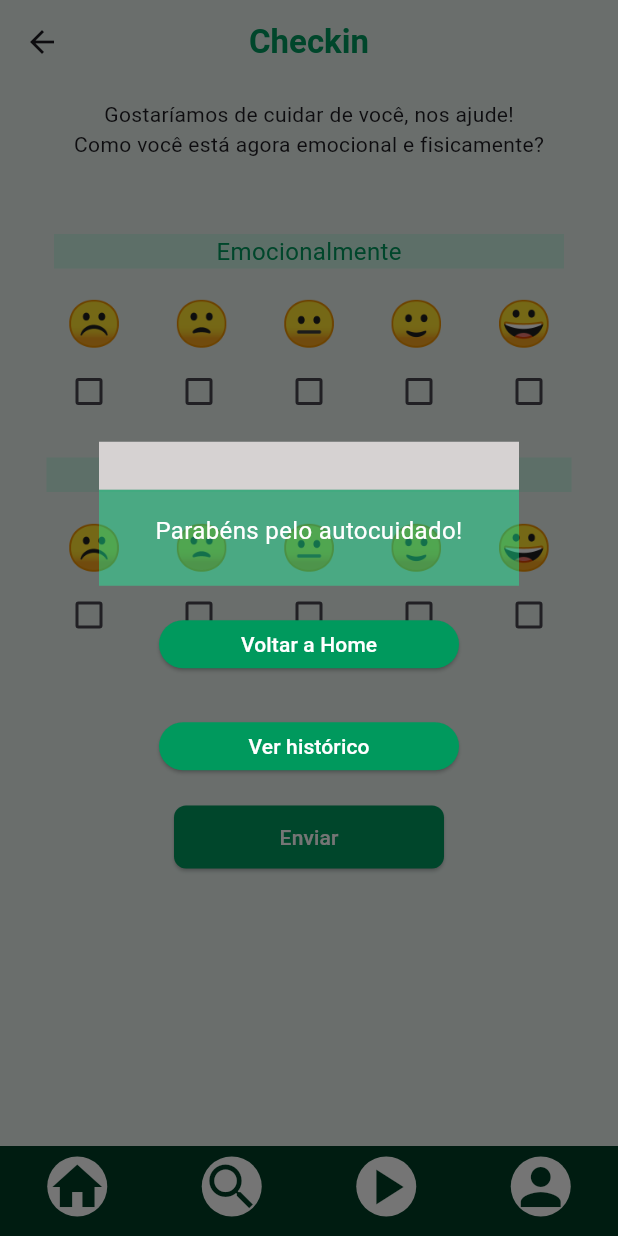
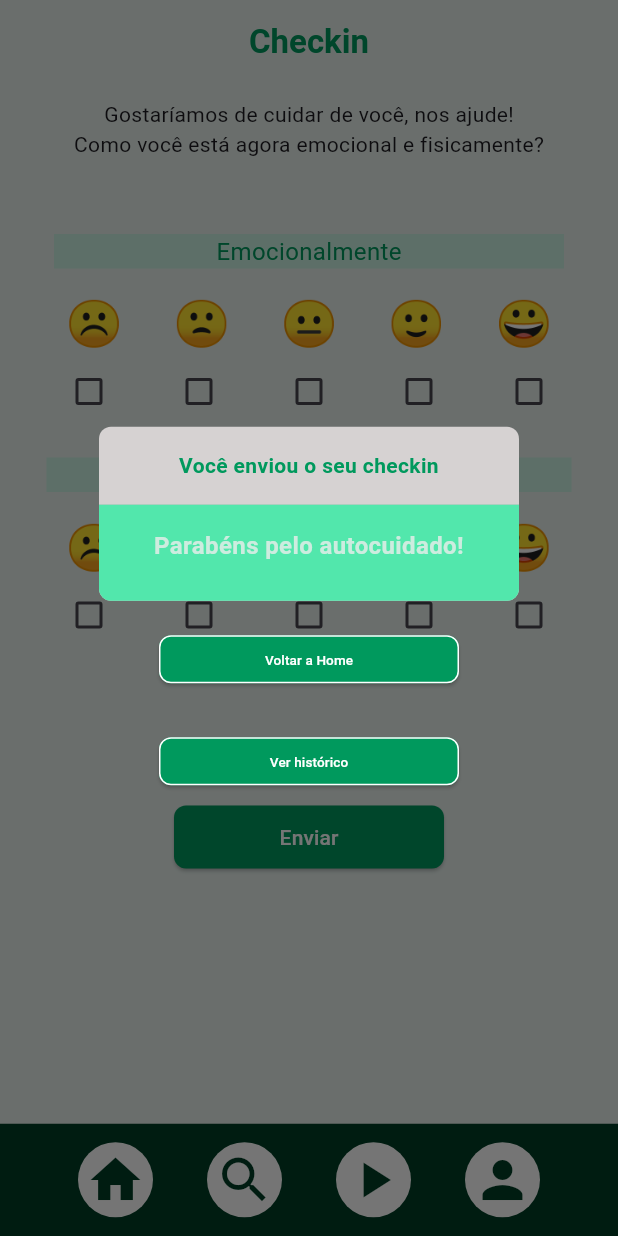
Before and after one commit to GabrielDRamos/ColaboraUnimed, a Flutter app: the Checkin screen opened directly, after a tap on "Enviar", on a phone screen of 412 x 824 dp. Run offline on Flutter 3.47's test engine with Material 3 defaults, Android fonts, the phone set to English and light mode, and no system bars; Roboto replaces fonts that are missing (Noto).

Commit message:
feat fix: melhorando bottomnavigationbar das telas

```diff
--- a/lib/screens/checkin.dart
+++ b/lib/screens/checkin.dart
@@ -26,30 +26,47 @@ class _CheckinState extends State<Checkin> {
           mainAxisSize: MainAxisSize.min,
           children: [
             Container(
+              decoration: BoxDecoration(
+                color: const Color.fromARGB(255, 214, 210, 210),
+                borderRadius: BorderRadius.only(topRight: Radius.circular(8), topLeft: Radius.circular(8)),
+
+              ),
               width: double.infinity,
-              height: 32,
-              color: const Color.fromARGB(255, 214, 210, 210),
               padding: const EdgeInsets.all(16),
               child: const Text(
               'Você enviou o seu checkin',
-              textAlign: TextAlign.start,
+              textAlign: TextAlign.center,
               style: TextStyle(
                 color: Color.fromARGB(255, 0, 153, 93) ,
-                fontSize: 18,
+                fontSize: 14,
                 fontWeight: FontWeight.bold
               ),),
             ),
             Container(
+              decoration: BoxDecoration(
+                 color: Color.fromARGB(255, 255, 255, 255),
+                 borderRadius: BorderRadius.only(bottomRight: Radius.circular(8), bottomLeft: Radius.circular(8)),
+
+              ),
+
+              child: Container(
+                  decoration: BoxDecoration(
+                  borderRadius: BorderRadius.only(bottomRight: Radius.circular(8), bottomLeft: Radius.circular(8)),
+                  color: Color.fromARGB(190, 23, 223, 143),
+                  ),
                    width: double.infinity,
                   height: 64,
-                color: Color.fromARGB(104, 27, 255, 164),
+                  child: Padding(
                     padding: const EdgeInsets.all(16.0),
                     child: const Text(
                       'Parabéns pelo autocuidado!',
                       textAlign: TextAlign.center,
                       style: TextStyle(
-                    color: Colors.white,
+                        color: Color.fromARGB(200, 239, 237, 237),
                         fontSize: 16,
+                        fontWeight: FontWeight.bold
+                      ),
+                                  ),
                   ),
                       ),
             ),
@@ -63,27 +80,37 @@ class _CheckinState extends State<Checkin> {
                 style: ElevatedButton.styleFrom(
                 backgroundColor: Color.fromARGB(255, 0, 153, 93), // fundo verde // texto branco
                 minimumSize: const Size(200, 32),
+                shape: RoundedRectangleBorder(
+                borderRadius: BorderRadius.circular(8.0), // Borda arredondada opcional
+                side: const BorderSide(color: Colors.white, width: 1.0), // Borda branca
+                ) // fund
                 ),
                 onPressed: (){
                   Navigator.pop(context);
                   Navigator.push(context, MaterialPageRoute(builder: (context) => MyHomePage(title: 'ColaboraUnimed')));
                 },
                 child: Text("Voltar a Home", style: TextStyle(
-                  color: Colors.white
+                  color: Colors.white,
+                  fontSize: 9
                 ),),
               ),
               SizedBox(height: 20,),
               ElevatedButton(
                 style: ElevatedButton.styleFrom(
                 backgroundColor: Color.fromARGB(255, 0, 153, 93),
-                minimumSize: const Size(200, 32), // fundo verde // texto branco
+                minimumSize: const Size(200, 32),
+                shape: RoundedRectangleBorder(
+                borderRadius: BorderRadius.circular(8.0), // Borda arredondada opcional
+                side: const BorderSide(color: Colors.white, width: 1.0), // Borda branca
+                ) // fundo verde // texto branco
                 ),
                 onPressed: (){
                   Navigator.pop(context);
                   Navigator.push(context, MaterialPageRoute(builder: (context) => MyHomePage(title: 'ColaboraUnimed')));
                 },
                 child: Text("Ver histórico", style: TextStyle(
-                  color: Colors.white
+                  color: Colors.white,
+                  fontSize: 9
                 ),),
               ),
                SizedBox(height: 8,),
@@ -103,6 +130,18 @@ class _CheckinState extends State<Checkin> {
     });
   }
 
+   Widget _buildNavItem(IconData icon) {
+          return Container(
+            width: 50, // Aumenta a área do toque
+            height: 50,
+            decoration: const BoxDecoration(
+              shape: BoxShape.circle,
+              color: Colors.white,
+            ),
+            child: Icon(icon, size: 40, color: Color.fromARGB(255, 0, 61, 37)),
+          );
+    }
+
   @override
   Widget build(BuildContext context) {
    return Scaffold(
@@ -114,6 +153,8 @@ class _CheckinState extends State<Checkin> {
           fontWeight: FontWeight.bold
         ),),
         centerTitle: true,
+        leading: IconButton(onPressed: () => "fon" ,
+        icon: Image.asset('lib/assets/icons/heart-regular.svg', width: 24, height: 24,))
       ),
 
        bottomNavigationBar: ClipRRect(
@@ -121,68 +162,22 @@ class _CheckinState extends State<Checkin> {
             topLeft: Radius.circular(0),
             topRight: Radius.circular(0),
             bottomLeft: Radius.circular(0),
-        bottomRight:  Radius.circular(0)
-
+            bottomRight: Radius.circular(0),
           ),
           child: SizedBox(
-        height: 60,
-         child: BottomNavigationBar(
-          type: BottomNavigationBarType.fixed,
-          backgroundColor: Color.fromARGB(255, 0, 61, 37),
-          selectedItemColor: Color.fromARGB(255, 0, 61, 37),
-          unselectedItemColor: Color.fromARGB(255, 0, 61, 37),
-          items:  [
-          BottomNavigationBarItem(
-            icon: Center(
-              child: Container(
-                width: 40,
-                height: 40,
-                decoration: const BoxDecoration(
-                  shape: BoxShape.circle,
-                  color: Colors.white,
-                ),
-                child: const Icon(Icons.home,size: 40, color: Color.fromARGB(255, 0, 61, 37),),
+            height: 75,
+            child: BottomAppBar(
+              color: Color.fromARGB(255, 0, 61, 37),
+              child: Row(
+                mainAxisAlignment: MainAxisAlignment.spaceEvenly, // Centraliza os itens
+                children: [
+                  _buildNavItem(Icons.home),
+                  _buildNavItem(Icons.search),
+                  _buildNavItem(Icons.play_arrow),
+                  _buildNavItem(Icons.person),
+                ],
               ),
             ),
-            label: '',
-            ),
-              BottomNavigationBarItem(
-            icon: Container(
-              width: 40,
-              height: 40,
-              decoration: const BoxDecoration(
-                shape: BoxShape.circle,
-                color: Colors.white,
-              ),
-              child: const Icon(Icons.search,size: 40, color: Color.fromARGB(255, 0, 61, 37),),
-            ),
-            label: '',
-            ),
-              BottomNavigationBarItem(
-            icon: Container(
-              width: 40,
-              height: 40,
-              decoration: const BoxDecoration(
-                shape: BoxShape.circle,
-                color: Colors.white,
-              ),
-              child: const Icon(Icons.play_arrow, size: 40, color: Color.fromARGB(255, 0, 61, 37),),
-            ),
-            label: '',
-            ),
-              BottomNavigationBarItem(
-            icon: Container(
-              width: 40,
-              height: 40,
-              decoration: const BoxDecoration(
-                shape: BoxShape.circle,
-                color: Colors.white,
-              ),
-              child: const Icon(Icons.person, size: 40, color: Color.fromARGB(255, 0, 61, 37),),
-            ),
-            label: '',
-            ),
-          ]),
           ),
         ),
       body: Padding(
--- a/lib/screens/login.dart
+++ b/lib/screens/login.dart
@@ -74,6 +74,8 @@ class _LoginPageState extends State<Login>{
                     ElevatedButton(
                       onPressed: _login,
                     style: ElevatedButton.styleFrom(
+                      shadowColor: Color.fromARGB(255, 0, 0, 0),
+                      elevation: 5,
                       backgroundColor: Color.fromARGB(255, 0, 153, 92),
                       foregroundColor: Colors.white,
                       padding: EdgeInsets.symmetric(horizontal: 40, vertical: 15),
--- a/pubspec.yaml
+++ b/pubspec.yaml
@@ -60,6 +60,8 @@ flutter:
   # To add assets to your application, add an assets section, like this:
   assets:
     - lib/assets/unimed.png
+    - lib/assets/icons/heart-regular.svg
+
   #   - images/a_dot_ham.jpeg
 
   # An image asset can refer to one or more resolution-specific "variants", see
```
Also changed, not shown: lib/screens/my_home_page.dart (+55 -74 lines), lib/assets/icons/heart-regular.svg (added). Lines whose indentation alone changed are shown as unchanged.
